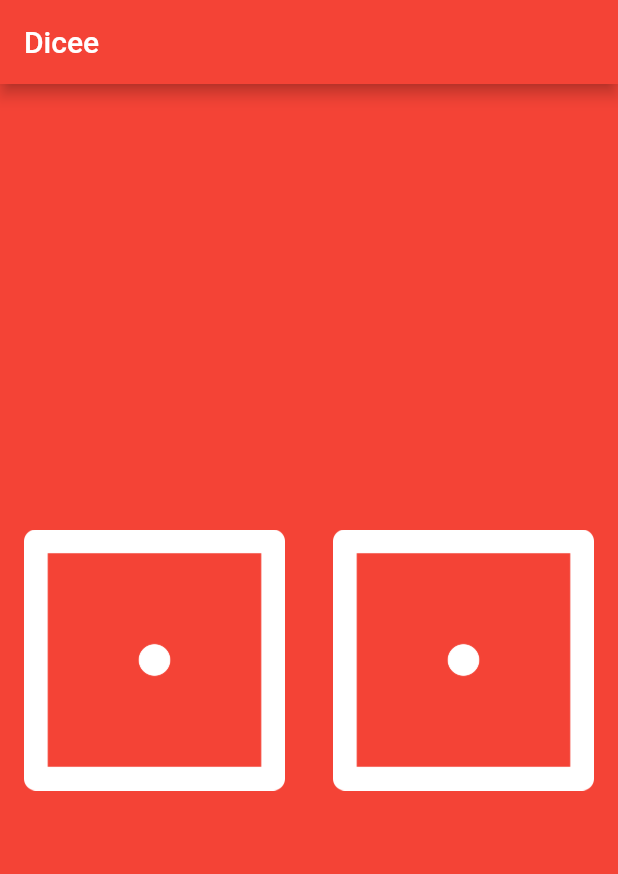
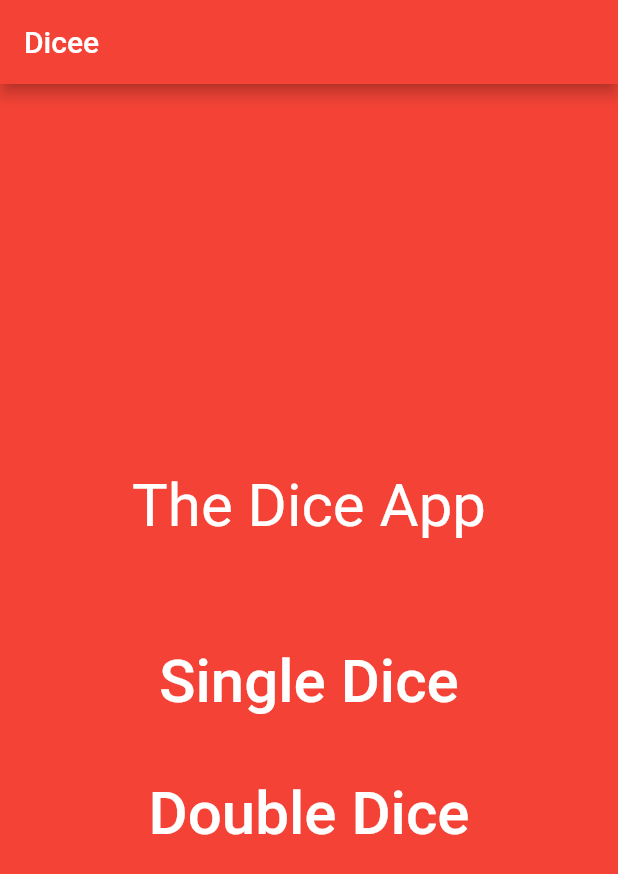
Before and after one commit to Shreyam-Saha/DiceApp_Flutter, a Flutter app: the screen it shows after launch, on a phone screen of 412 x 824 dp. Shown: the top 874 px of the screen. Run offline on Flutter 3.47's test engine with Material 2 defaults, Android fonts, the phone set to English and light mode, and no system bars.

```diff
--- a/lib/main.dart
+++ b/lib/main.dart
@@ -1,6 +1,7 @@
 import 'package:flutter/cupertino.dart';
 import 'package:flutter/material.dart';
-import 'dart:math';
+import 'SingleDicePage.dart';
+import 'DoubleDicePage.dart';
 
 void main() {
   return runApp(
@@ -11,53 +12,48 @@ void main() {
           title: Text('Dicee'),
           backgroundColor: Colors.red,
         ),
-        body: DicePage(),
+        body: InputPage(),
       ),
     ),
   );
 }
 
-class DicePage extends StatefulWidget {
-  @override
-  _DicePageState createState() => _DicePageState();
-}
-
-class _DicePageState extends State<DicePage> {
-  int leftDiceN = 1;
-  int rightDiceN = 1;
-
-  void change() {
-    setState(() {
-      leftDiceN = Random().nextInt(6) + 1;
-      rightDiceN = Random().nextInt(6) + 1;
-    });
-  }
-
+class InputPage extends StatelessWidget {
   @override
   Widget build(BuildContext context) {
     return Center(
-      child: Row(
+        child: Column(
+      mainAxisAlignment: MainAxisAlignment.center,
+      crossAxisAlignment: CrossAxisAlignment.stretch,
       children: <Widget>[
-          Expanded(
-            child: FlatButton(
+        Text(
+          'The Dice App',
+          textAlign: TextAlign.center,
+          style: TextStyle(fontSize: 40.0, color: Colors.white),
+        ),
+        SizedBox(height: 70.0),
+        FlatButton(
           onPressed: () {
-                change();
-                print('The Left button got pressed');
+            Navigator.push(context, MaterialPageRoute(builder: (context)=>SingleDicePage()));
           },
-              child: Image.asset('images/dice$leftDiceN.png'),
+          child: Text(
+            'Single Dice',
+            style: TextStyle(fontSize: 40.0, color: Colors.white),
           ),
         ),
-          Expanded(
-            child: FlatButton(
+        SizedBox(
+          height: 40.0,
+        ),
+        FlatButton(
           onPressed: () {
-                change();
-                print('The Right button got pressed');
+            Navigator.push(context, MaterialPageRoute(builder: (context)=>DoubleDicePage()));
           },
-              child: Image.asset('images/dice$rightDiceN.png'),
+          child: Text(
+            'Double Dice',
+            style: TextStyle(fontSize: 40.0, color: Colors.white),
           ),
         ),
       ],
-      ),
-    );
+    ));
   }
 }
```
Also changed, not shown: lib/DoubleDicePage.dart (added, +49 -0 lines), lib/SingleDicePage.dart (added, +42 -0 lines), pubspec.lock. Lines whose indentation alone changed are shown as unchanged.
